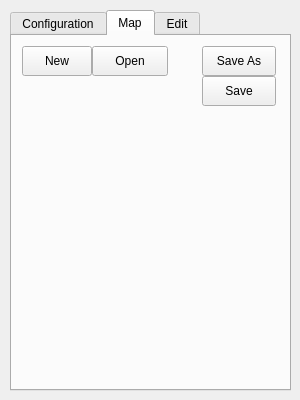
First picture: the form in Annchienta/games/editor/editor.ui, repository sago007/annchienta, before the edit.
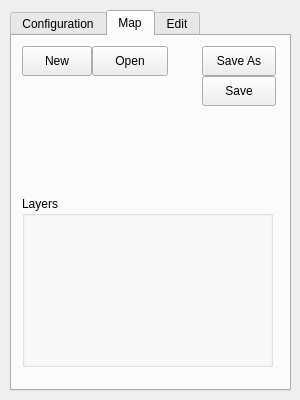
Second picture: the form after the edit. The open tabs and pages were chosen to show the change.

The edit to the form file:
```diff
--- a/Annchienta/games/editor/editor.ui
+++ b/Annchienta/games/editor/editor.ui
@@ -216,6 +216,19 @@
       <string>Save</string>
      </property>
     </widget>
+    <widget class="QGroupBox" name="groupBox" >
+     <property name="geometry" >
+      <rect>
+       <x>10</x>
+       <y>160</y>
+       <width>251</width>
+       <height>171</height>
+      </rect>
+     </property>
+     <property name="title" >
+      <string>Layers</string>
+     </property>
+    </widget>
    </widget>
    <widget class="QWidget" name="editTab" >
     <attribute name="title" >
```
